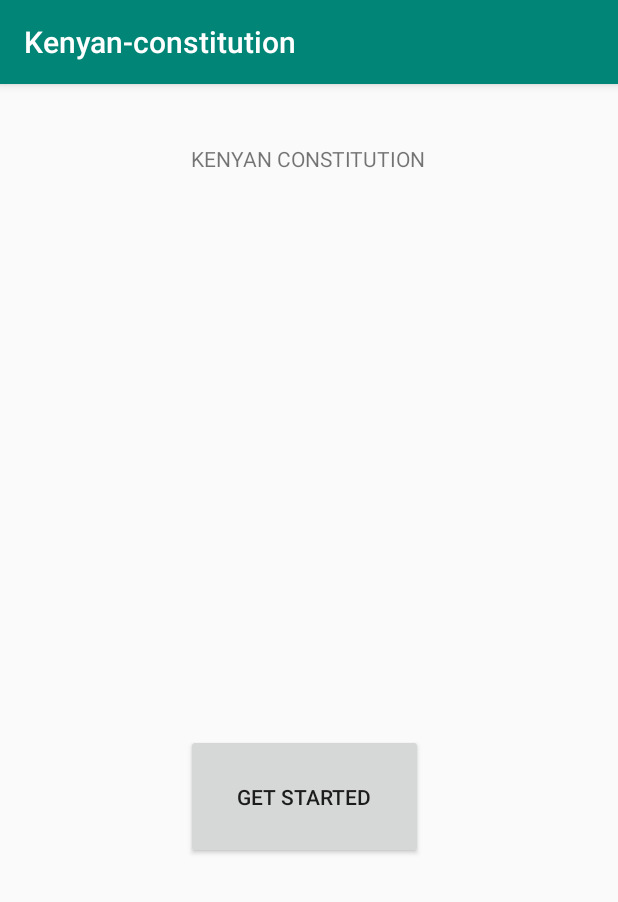
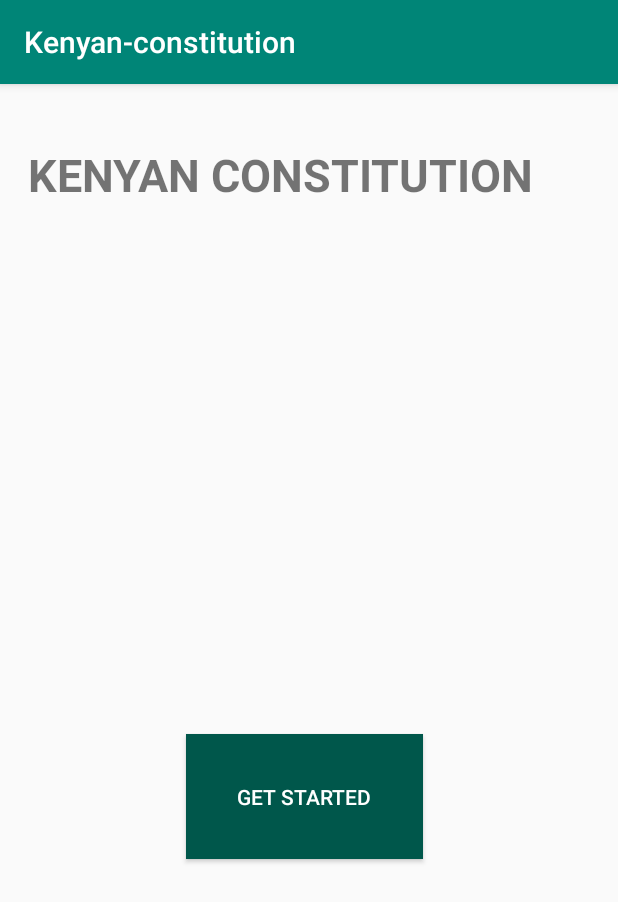
Before and after one commit to abigailwambui/Kenyan-constitution, an Android app: the screen it shows after launch (MainActivity), on a phone screen of 412 x 824 dp. Shown: the top 902 px of the screen. Run offline under Robolectric (Android 15) with nearby library versions, the phone set to English and light mode, and no system bars.

Commit message:
add styling to button na textview

```diff
--- a/app/src/main/res/layout/activity_main.xml
+++ b/app/src/main/res/layout/activity_main.xml
@@ -4,16 +4,19 @@
 
 
     <TextView
-        android:layout_width="wrap_content"
-        android:layout_height="wrap_content"
-        android:text="KENYAN CONSTITUTION"
+        android:id="@+id/textViewMain"
+        android:layout_width="374dp"
+        android:layout_height="63dp"
         android:layout_alignParentTop="true"
         android:layout_centerHorizontal="true"
-        android:layout_marginTop="40dp"/>
+        android:layout_marginTop="40dp"
+        android:text="KENYAN CONSTITUTION"
+        android:textSize="30sp"
+        android:textStyle="bold" />
 
     <Button
-        android:id="@+id/button"
-        android:layout_width="157dp"
+        android:id="@+id/buttonMain"
+        android:layout_width="match_parent"
         android:layout_height="83dp"
         android:layout_alignParentStart="true"
         android:layout_alignParentEnd="true"
@@ -23,6 +26,8 @@
         android:layout_marginLeft="110dp"
         android:layout_marginEnd="130dp"
         android:layout_marginBottom="251dp"
-        android:text="Get Started" />
+        android:text="Get Started"
+        android:background="@color/colorPrimaryDark"
+        android:textColor="@color/colorTextIcons" />
 
 </RelativeLayout>
--- a/app/src/main/res/values/colors.xml
+++ b/app/src/main/res/values/colors.xml
@@ -3,4 +3,9 @@
     <color name="colorPrimary">#008577</color>
     <color name="colorPrimaryDark">#00574B</color>
     <color name="colorAccent">#D81B60</color>
+    <color name="colorPrimaryLight">#FFCCBC</color>
+    <color name="colorTextIcons">#FFFFFF</color>
+    <color name="colorPrimaryText">#212121</color>
+    <color name="colorSecondaryText">#727272</color>
+    <color name="colorDivider">#B6B6B6</color>
 </resources>
```
